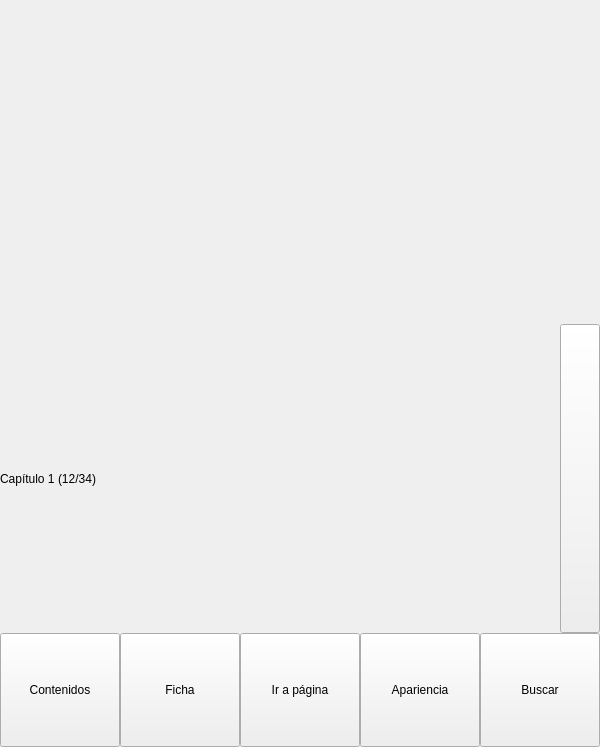
Above: bqViewer/ui/ViewerMenu.ui from bq/cervantes before the change. Below: the same form after it.
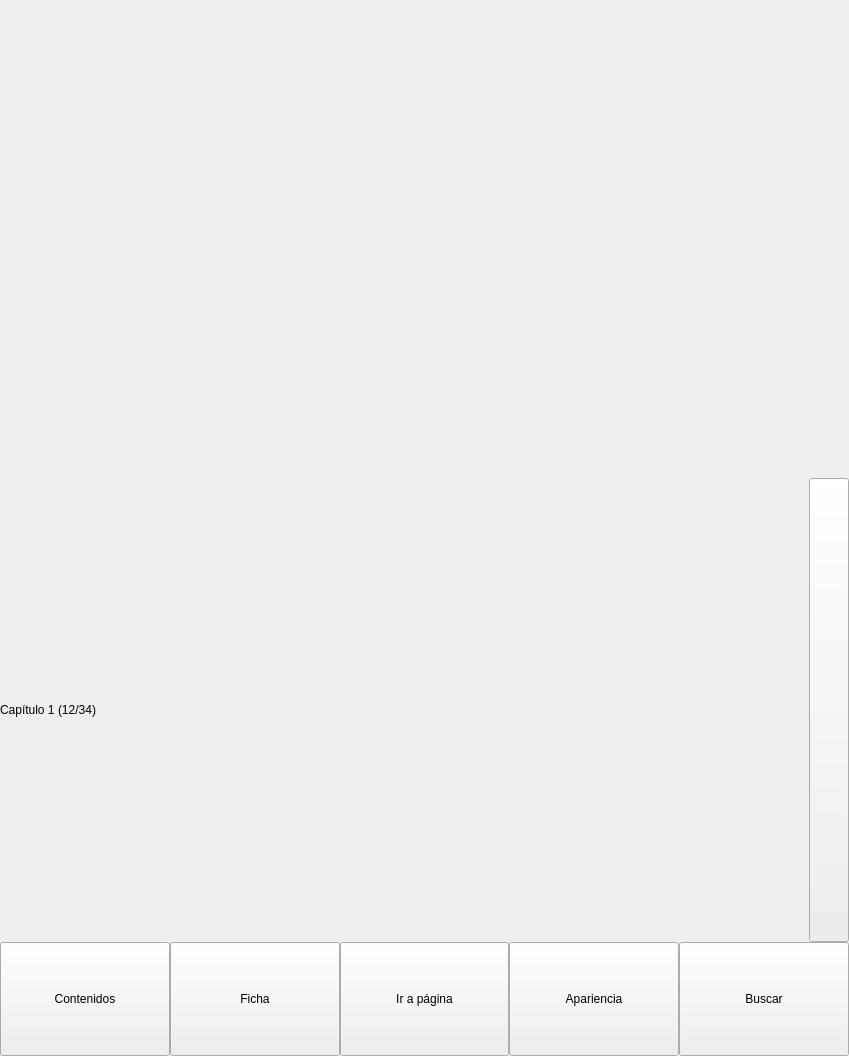
That is the form after the change.

Diff of the .ui file:
```diff
--- a/bqViewer/ui/ViewerMenu.ui
+++ b/bqViewer/ui/ViewerMenu.ui
@@ -6,8 +6,8 @@
    <rect>
     <x>0</x>
     <y>0</y>
-    <width>600</width>
-    <height>747</height>
+    <width>849</width>
+    <height>1056</height>
    </rect>
   </property>
   <property name="windowTitle">
@@ -37,8 +37,8 @@
      </property>
      <property name="sizeHint" stdset="0">
       <size>
-       <width>20</width>
-       <height>40</height>
+       <width>28</width>
+       <height>57</height>
       </size>
      </property>
     </spacer>
@@ -82,8 +82,8 @@
            </property>
            <property name="sizeHint" stdset="0">
             <size>
-             <width>40</width>
-             <height>20</height>
+             <width>57</width>
+             <height>28</height>
             </size>
            </property>
           </spacer>
@@ -118,7 +118,7 @@
      <property name="maximumSize">
       <size>
        <width>16777215</width>
-       <height>114</height>
+       <height>161</height>
       </size>
      </property>
      <layout class="QHBoxLayout" name="horizontalLayout">
```
Left out of the diff: 14 changed lines with no effect on the pictures.
